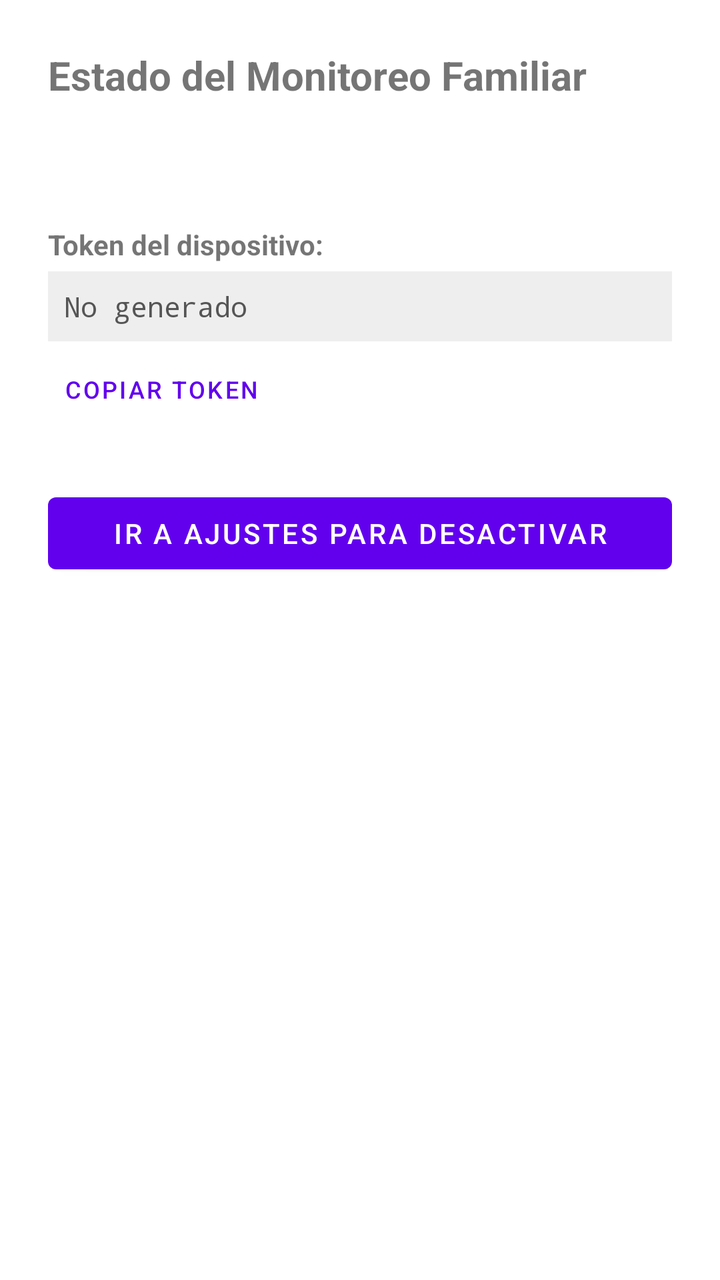
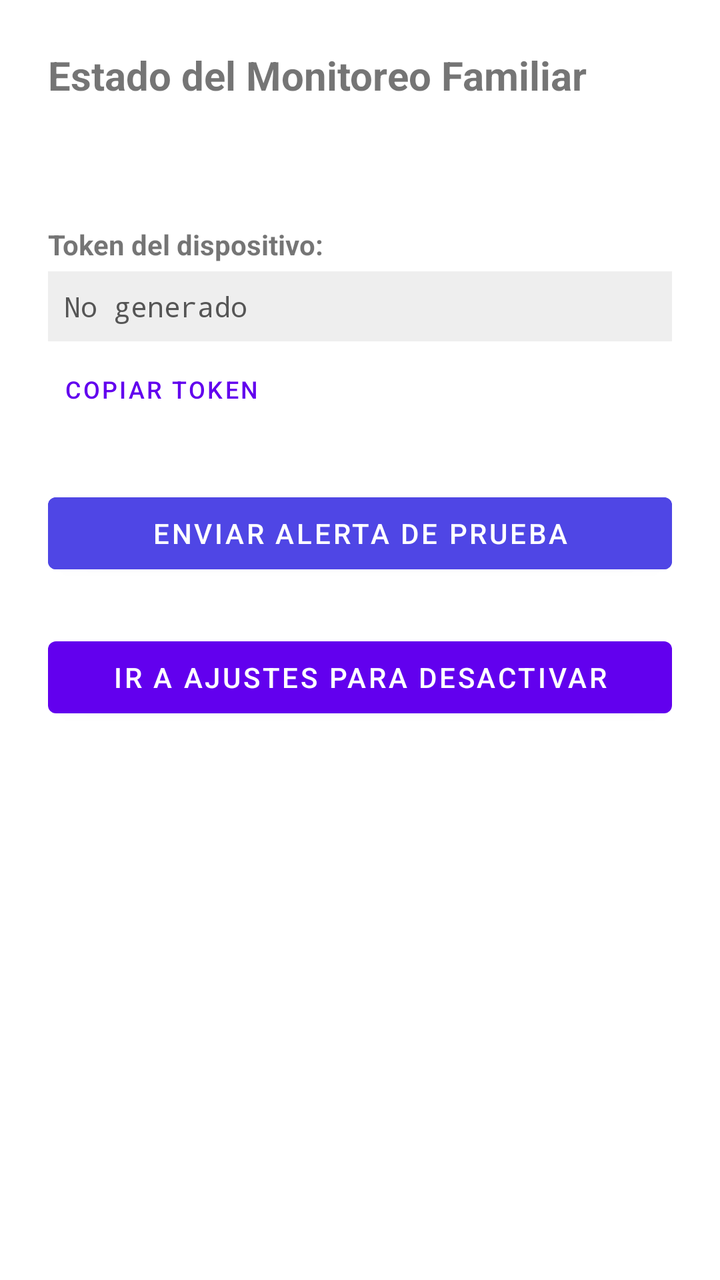

The first picture is an Android layout as it rendered before a commit; the second is the same layout after the commit. The layout source and the unified diff follow.
<!-- AndroidManifest.xml: application theme Theme.FamiliaMonitor -->
<!-- res/layout/activity_status.xml -->
<?xml version="1.0" encoding="utf-8"?>
<LinearLayout xmlns:android="http://schemas.android.com/apk/res/android"
    android:orientation="vertical"
    android:layout_width="match_parent"
    android:layout_height="match_parent"
    android:padding="24dp">

    <TextView
        android:layout_width="wrap_content"
        android:layout_height="wrap_content"
        android:text="Estado del Monitoreo Familiar"
        android:textSize="20sp"
        android:textStyle="bold"
        android:layout_marginBottom="16dp" />

    <TextView
        android:id="@+id/tv_status"
        android:layout_width="match_parent"
        android:layout_height="wrap_content"
        android:textSize="16sp" />

    <TextView
        android:layout_width="wrap_content"
        android:layout_height="wrap_content"
        android:text="Token del dispositivo:"
        android:textStyle="bold"
        android:layout_marginTop="24dp" />

    <TextView
        android:id="@+id/tv_token"
        android:layout_width="match_parent"
        android:layout_height="wrap_content"
        android:textSize="14sp"
        android:textColor="#555555"
        android:padding="8dp"
        android:background="#EEEEEE"
        android:layout_marginTop="4dp"
        android:fontFamily="monospace"
        android:text="No generado" />

    <Button
        android:id="@+id/btn_copy"
        android:layout_width="wrap_content"
        android:layout_height="wrap_content"
        style="?attr/borderlessButtonStyle"
        android:text="Copiar Token"
        android:textSize="12sp" />

    <Button
        android:id="@+id/btn_disable"
        android:layout_width="match_parent"
        android:layout_height="wrap_content"
        android:layout_marginTop="24dp"
        android:text="Ir a ajustes para desactivar" />

</LinearLayout>
<!-- resources referenced by this layout -->
<resources>
  <style name="Theme.FamiliaMonitor" parent="Theme.MaterialComponents.DayNight.NoActionBar" />
</resources>

<!-- the commit's change to res/layout/activity_status.xml (unified diff, before → after) -->
@@ -47,6 +47,14 @@
         android:textSize="12sp" />
 
     <Button
+        android:id="@+id/btn_test"
+        android:layout_width="match_parent"
+        android:layout_height="wrap_content"
+        android:layout_marginTop="24dp"
+        android:backgroundTint="#4f46e5"
+        android:text="ENVIAR ALERTA DE PRUEBA" />
+
+    <Button
         android:id="@+id/btn_disable"
         android:layout_width="match_parent"
         android:layout_height="wrap_content"
